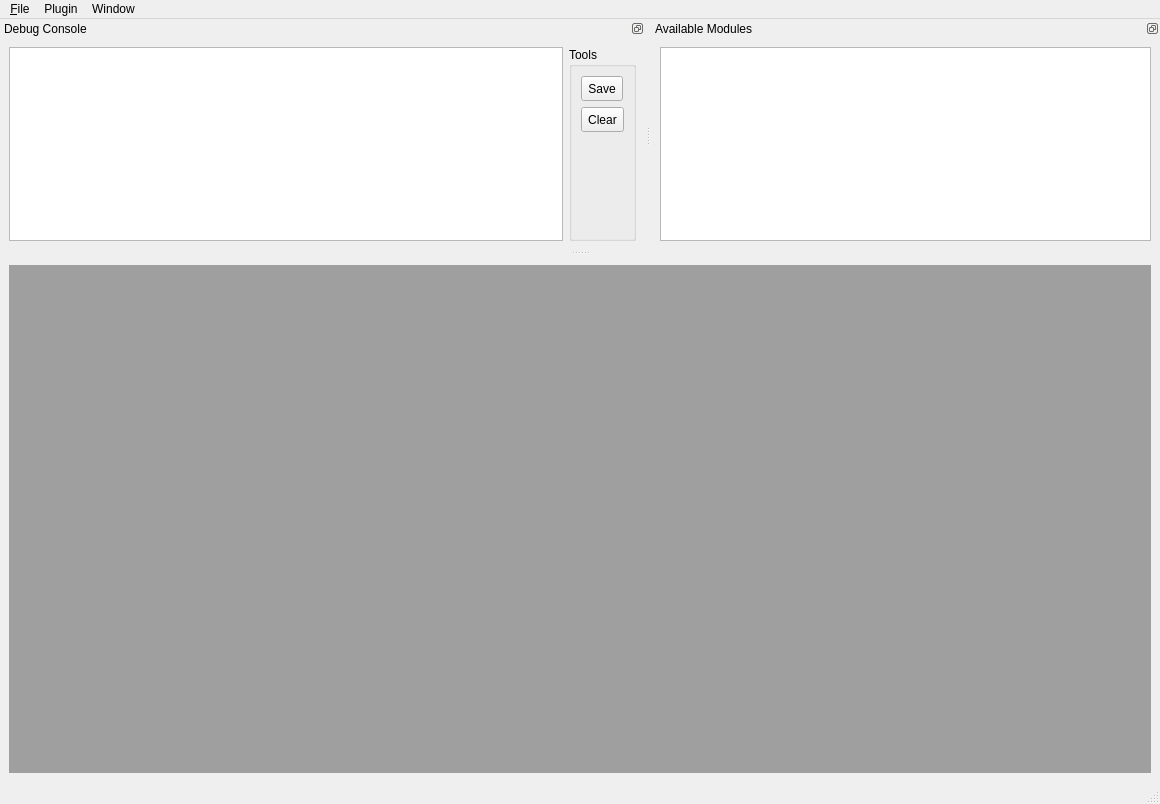
This is NetworkViewer/NetworkView.ui in glocklueng/openecosys as Qt 5 draws it before an edit. The edited form follows.
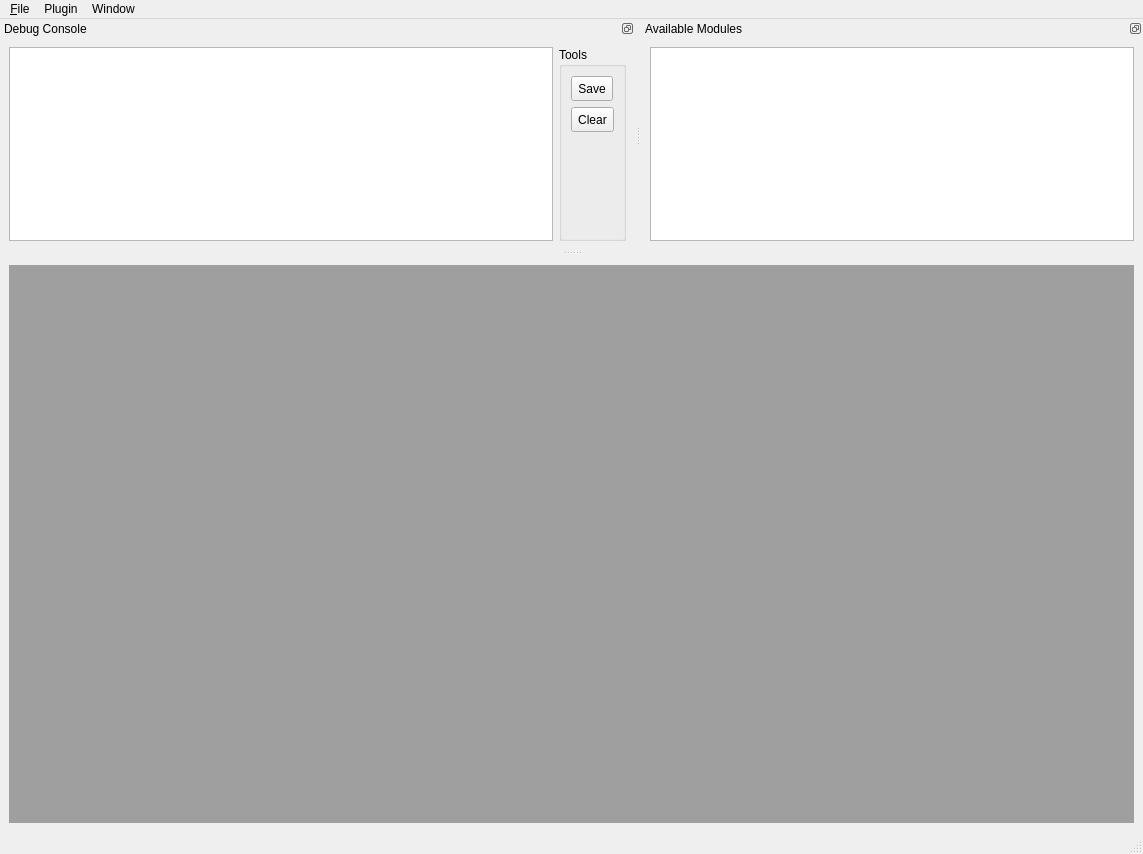
This is the edited form.

Commit message: Working removal of variable from scheduler.

```diff
--- a/NetworkViewer/NetworkView.ui
+++ b/NetworkViewer/NetworkView.ui
@@ -6,8 +6,8 @@
    <rect>
     <x>0</x>
     <y>0</y>
-    <width>1160</width>
-    <height>804</height>
+    <width>1143</width>
+    <height>854</height>
    </rect>
   </property>
   <property name="windowTitle">
@@ -35,7 +35,7 @@
     <rect>
      <x>0</x>
      <y>0</y>
-     <width>1160</width>
+     <width>1143</width>
      <height>20</height>
     </rect>
    </property>
@@ -80,6 +80,12 @@
      <height>231</height>
     </size>
    </property>
+   <property name="maximumSize">
+    <size>
+     <width>524287</width>
+     <height>524287</height>
+    </size>
+   </property>
    <property name="floating">
     <bool>false</bool>
    </property>
@@ -167,8 +173,14 @@
   <widget class="QDockWidget" name="m_moduleDockWidget">
    <property name="minimumSize">
     <size>
-     <width>0</width>
-     <height>0</height>
+     <width>274</width>
+     <height>231</height>
+    </size>
+   </property>
+   <property name="maximumSize">
+    <size>
+     <width>524287</width>
+     <height>524287</height>
     </size>
    </property>
    <property name="floating">
```
The commit also changes 2 other files.
